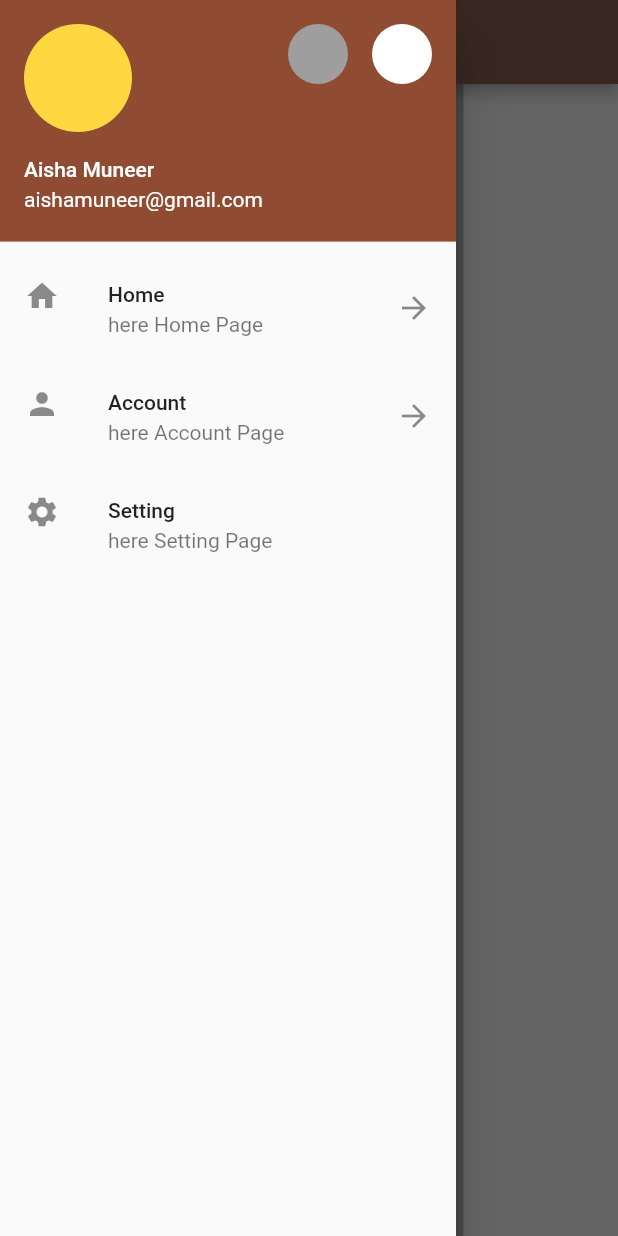
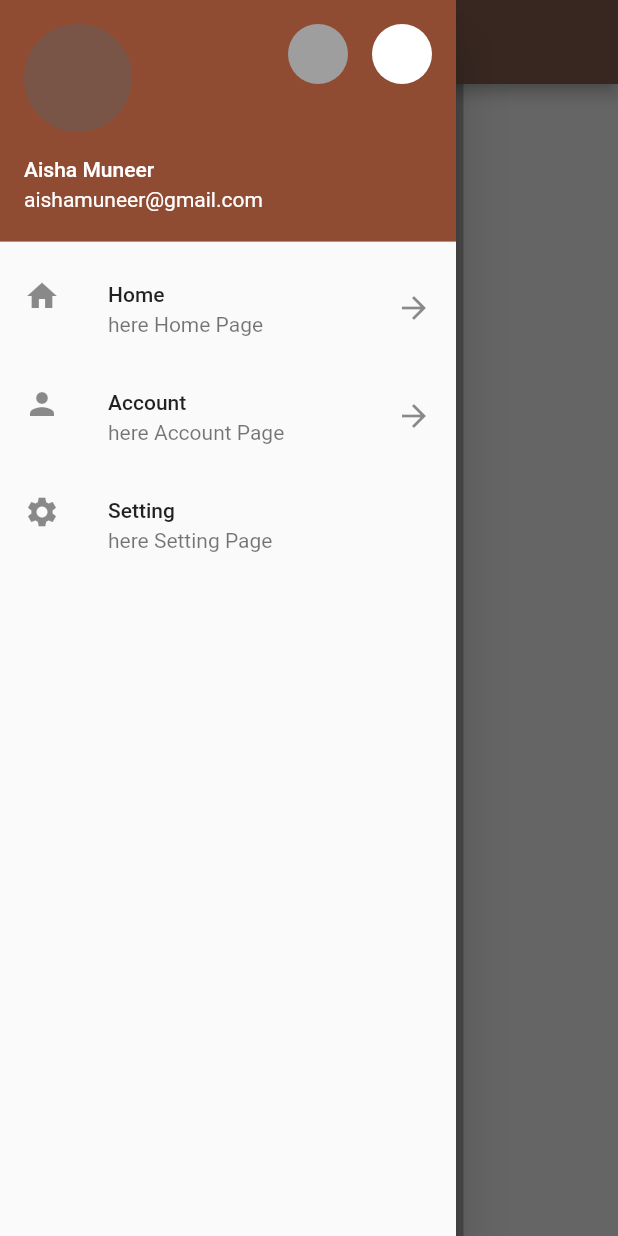
Before and after one commit to AishaMuneer-Btlah/Project_Repo, a Flutter app: the screen it shows after launch, with the side drawer open, on a phone screen of 412 x 824 dp. Run offline on Flutter 3.47's test engine with Material 3 defaults, Android fonts, the phone set to English and light mode, and no system bars.

Commit message:
change the color of the account avatar

```diff
--- a/lib/Components/app_Drawer.dart
+++ b/lib/Components/app_Drawer.dart
@@ -8,7 +8,7 @@ class AppDrawer extends StatelessWidget {
      children: [
        UserAccountsDrawerHeader(accountName: Text('Aisha Muneer'), accountEmail:Text('aishamuneer@gmail.com'),
        currentAccountPicture: CircleAvatar(
-         backgroundColor: Colors.amberAccent,
+         backgroundColor: Colors.brown,
        ),
        otherAccountsPictures: [
          CircleAvatar(
```
